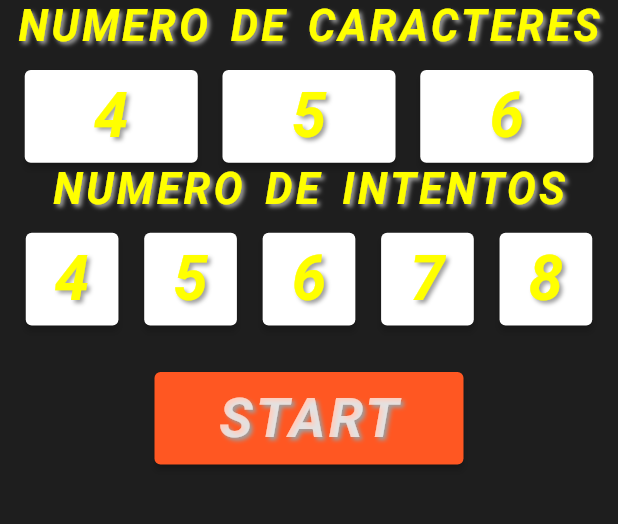
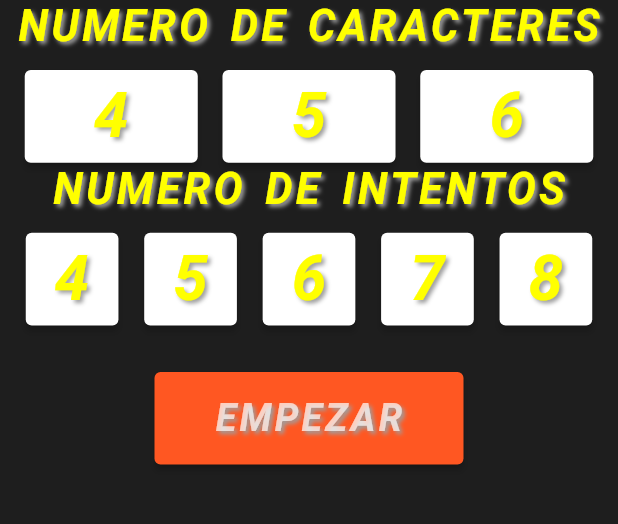
Before and after one commit to Rubenpg4/Wordle-Movil, a Flutter app: the screen it shows after launch, after a tap on the "emoji events" icon, after a tap on "Volver", on a phone screen of 412 x 824 dp, the part 542-1066 px from its top. Run offline on Flutter 3.47's test engine with Material 2 defaults, Android fonts, the phone set to English and light mode, and no system bars; statements that could not run were skipped.

Commit message:
Pasos finales 3.

```diff
--- a/assets/textos/espanol.txt
+++ b/assets/textos/espanol.txt
@@ -1 +1 @@
-agua;aire;alma;alto;amor;arte;año;arte;ayer;bajo;bien;boca;braz;buena;buho;cada;calo;cama;casa;cien;ciro;cita;ciud;clan;coco;coda;coge;cola;color;como;cony;cosa;cruz;cura;dado;dato;dema;demo;día;diar;dibu;digo;dije;dios;dobl;donc;dora;dorm;duro;edad;ejem;ejoe;ejot;elto;emma;empe;empu;ende;enví;epes;époc;erae;ergo;eres;esas;esos;este;etno;euro;exan;fact;fase;febo;feto;fiar;fies;figu;fijo;fina;fino;flor;foco;foto;fuera;gata;geno;gira;goma;gran;guía;hace;haga;hech;hele;heno;hera;hero;hice;hora;hoyo;hues;idea;inca;inri;izan;jaul;jefa;jeta;juez;jugo;jura;kilo;lado;lata;lazo;leal;leer;león;león;liar;liga;lima;línea;liso;list;loar;lodo;lomo;lona;lote;luce;luna;luto;maíz;malv;mama;mano;mate;mece;mesa;meta;mira;misa;miso;mola;mora;mosa;mote;muco;muñe;muño;naco;naiz;napa;nata;neis;neón;nexo;niño;nota;nudo;nuera;nulo;ñand;ocho;odio;oído;ojo;olor;olla;onda;oper;oro;osa;oso;oyen;paja;paré;pasa;pega;pele;pelo;pero;pido;pino;pipa;pita;plas;poco;podo;polo;popa;pote;proa;pues;puma;pura;puta;quej;quem;quie;quil;quín;quio;raer;rama;raro;raya;razo;reía;reja;relo;rico;rito;riza;roca;roer;ropa;rosa;roto;ruan;rudo;rudo;ruee;ruin;ruma;rusa;saco;sano;sapo;seda;sido;siro;soar;soda;sofo;sois;solo;sona;sope;sosa;sota;suco;sufr;tajo;tala;talo;tapa;tata;tate;tela;telo;tema;tend;tera;teto;tía;tica;tico;tifo;tina;tino;tío;tiro;tita;tiza;tofo;toma;tona;topo;toro;tosa;tubo;tuna;tuno;tura;uña;vaga;vago;vara;veje;vena;vera;vete;veto;viaj;vida;vino;vira
+MANGO;PISCO;LIMON;TANGO;CAFES;VENIR;KARMA;YOGA;FOTOS;NERVIO;AZULON;AZULIN;PITO;ROBLE;ALGODON;PURPURA;HABITO;NUBES;ROGAR;COCO;POPO;FIERA;FLECHA;LUCHA;CUMBRE;DEDOS;DUCHA;POCO;RASGO;RAPIDO;TIMON;MUSICA;COJO;MASICO;
--- a/assets/textos/frances.txt
+++ b/assets/textos/frances.txt
@@ -0,0 +1 @@
+MANGO;PISCO;LIMON;TANGO;CAFES;VENIR;KARMA;YOGA;FOTOS;NERVIO;AZULON;AZULIN;PITO;ROBLE;ALGODON;PURPURA;HABITO;NUBES;ROGAR;COCO;POPO;FIERA;FLECHA;LUCHA;CUMBRE;DEDOS;DUCHA;POCO;RASGO;RAPIDO;TIMON;MUSICA;COJO;MASICO;
--- a/assets/textos/italiano.txt
+++ b/assets/textos/italiano.txt
@@ -0,0 +1 @@
+MANGO;PISCO;LIMON;TANGO;CAFES;VENIR;KARMA;YOGA;FOTOS;NERVIO;AZULON;AZULIN;PITO;ROBLE;ALGODON;PURPURA;HABITO;NUBES;ROGAR;COCO;POPO;FIERA;FLECHA;LUCHA;CUMBRE;DEDOS;DUCHA;POCO;RASGO;RAPIDO;TIMON;MUSICA;COJO;MASICO;
--- a/lib/ContainerJuego.dart
+++ b/lib/ContainerJuego.dart
@@ -1,4 +1,16 @@
 import 'package:flutter/material.dart';
+
+
+
+enum TipoBorde {
+  Activo(Colors.black, 4.0),
+  Inactivo(Colors.black, 1.0);
+
+  final Color colorBorde;
+  final double anchoBorde;
+
+  const TipoBorde(this.colorBorde, this.anchoBorde);
+}
 
 enum TipoCampoJuego {
   Defecto(Colors.white, Colors.black),
@@ -11,17 +23,6 @@ enum TipoCampoJuego {
 
   const TipoCampoJuego(this.colorFondo, this.colorLetra);
 }
-
-enum TipoBorde {
-  Activo(Colors.black, 4.0),
-  Inactivo(Colors.black, 1.0);
-
-  final Color colorBorde;
-  final double anchoBorde;
-
-  const TipoBorde(this.colorBorde, this.anchoBorde);
-}
-
 class ContainerJuego extends StatelessWidget {
   TipoBorde tipoBorde = TipoBorde.Inactivo;
   double _altoCasilla = 0.0;
--- a/lib/pagina_inicio.dart
+++ b/lib/pagina_inicio.dart
@@ -7,25 +7,26 @@ import 'dart:async';
 import 'package:flutter/services.dart';
 
 enum TipoIdioma {
-  espanol("espanol", "assets/textos/espanol.json", "assets/iconos/espana.png", ", "),
-  frances("frances", "assets/textos/frances.txt", "assets/iconos/francia.png", ";"),
-  italiano("italiano", "assets/textos/italiano.txt", "assets/iconos/italia.png", ";");
+  espanol("espanol", "assets/textos/espanol.txt", "assets/iconos/espana.png", ";",["NUMERO DE CARACTERES","NUMERO DE INTENTOS","EMPEZAR"]),
+  frances("frances", "assets/textos/frances.txt", "assets/iconos/francia.png", ";",["NOMBRE DE CARACTÈRES","NOMBRE DE TENTATIVES","COMMENCER"]),
+  italiano("italiano", "assets/textos/italiano.txt", "assets/iconos/italia.png", ";",["NUMERO DI CARATTERI","NUMERO DI TENTATIVI","INIZIO"]);
 
   final String idioma;
   final String rutaIdioma;
   final String rutaBandera;
   final String split;
+  final List<String> texto;
 
-  const TipoIdioma(this.idioma, this.rutaIdioma, this.rutaBandera, this.split);
+  const TipoIdioma(this.idioma, this.rutaIdioma, this.rutaBandera, this.split,this.texto);
 
   static TipoIdioma buscarIdioma(String Myidioma) {
     List<TipoIdioma> miLista = TipoIdioma.values;
+    TipoIdioma idioma=TipoIdioma.espanol;
     for(int i = 0; i < miLista.length; i++) {
       if(miLista[i].idioma == Myidioma)
-        return miLista[i];
+        idioma=miLista[i];
     }
-
-    return TipoIdioma.espanol;
+    return idioma;
   }
 }
 
@@ -52,6 +53,14 @@ class _PaginaIncio extends State<PaginaIncio>{
     await file.writeAsString(linea);
   }
 
+  Future<void> copyRankingFile() async {
+    final directory = await getApplicationDocumentsDirectory();
+    final configFile = File('${directory.path}/Ranking.txt');
+
+    if (!await configFile.exists()) {
+      await configFile.writeAsString('');
+    }
+  }
 
   Future<void> copyConfigFile() async {
     final directory = await getApplicationDocumentsDirectory();
@@ -87,6 +96,7 @@ class _PaginaIncio extends State<PaginaIncio>{
   @override
   void initState() {
     ()async {
+      await copyRankingFile();
       await copyConfigFile();
       await leerConfig();
     }();
@@ -208,7 +218,7 @@ class _PaginaIncio extends State<PaginaIncio>{
                       ),
                       SizedBox(height: MediaQuery.of(context).size.width * 0.001), // Agrega espacio vertical,
                       Text(
-                          'NUMERO DE CARACTERES',
+                          tipoIdioma.texto[0],
                           style:
                           TextStyle(
                             fontSize: MediaQuery.of(context).size.width * 0.07, // Tamaño de fuente
@@ -358,7 +368,7 @@ class _PaginaIncio extends State<PaginaIncio>{
                       ),
                       SizedBox(height: MediaQuery.of(context).size.width * 0.001), // Agrega espacio vertical
                       Text(
-                          'NUMERO DE INTENTOS',
+                          tipoIdioma.texto[1],
                           style:
                           TextStyle(
                             fontSize: MediaQuery.of(context).size.width * 0.07, // Tamaño de fuente
@@ -603,9 +613,9 @@ class _PaginaIncio extends State<PaginaIncio>{
                                 );
                               },
                               child: Text(
-                                  'START',
+                                  tipoIdioma.texto[2],
                                   style:TextStyle(
-                                    fontSize: MediaQuery.of(context).size.width * 0.09, // Tamaño de fuente
+                                    fontSize: MediaQuery.of(context).size.width * 0.061, // Tamaño de fuente
                                     fontWeight: FontWeight.bold, // Grosor de fuente
                                     fontStyle: FontStyle.italic, // Estilo de fuente
                                     color: Colors.white70, // Color del texto
--- a/lib/ranking.dart
+++ b/lib/ranking.dart
@@ -2,8 +2,38 @@ import 'package:flutter/material.dart';
 import 'dart:io';
 import 'dart:async';
 
-class Ranking extends StatelessWidget {
+import 'package:path_provider/path_provider.dart';
+
+
+class Ranking extends StatefulWidget {
   const Ranking({Key? key}) : super(key: key);
+
+  @override
+  _RankingState createState() => _RankingState();
+}
+
+
+
+class _RankingState extends State<Ranking> {
+  List<String> jugadores = [];
+
+  Future<void> leerRanking() async {
+    final ruta = await getApplicationDocumentsDirectory();
+    File file = File('${ruta.path}/Ranking.txt');
+
+    if (await file.exists()) {
+      print("jejej");
+      String contenido = await file.readAsString();
+      jugadores = contenido.split('\n');
+      print(jugadores);
+    }
+  }
+
+  @override
+  void initState() {
+    super.initState();
+    leerRanking();
+  }
 
   @override
   Widget build(BuildContext context) {
@@ -21,45 +51,37 @@ class Ranking extends StatelessWidget {
                     'RANKING',
                     textAlign: TextAlign.center,
                     style: TextStyle(
-                        fontSize: MediaQuery.of(context).size.width * 0.1,
+                        fontSize: MediaQuery
+                            .of(context)
+                            .size
+                            .width * 0.1,
                         fontWeight: FontWeight.bold,
                         color: Colors.red),
                   ),
                 ),
                 Expanded(
-                  child: FutureBuilder(
-                    future: _readPlayersFile(),
-                    builder: (BuildContext context, AsyncSnapshot<List<String>> snapshot) {
-                      if (snapshot.connectionState == ConnectionState.done) {
-                        return ListView.builder(
-                          padding: EdgeInsets.symmetric(
-                              horizontal: MediaQuery.of(context).size.width * 0.1),
-                          itemCount: snapshot.data?.length,
-                          itemBuilder: (BuildContext context, int index) {
-                            return Padding(
-                              padding: EdgeInsets.only(top: 10),
-                              child: Text(
-                                '${index + 1}. ${snapshot.data?[index]}',
-                                style: TextStyle(
-                                  fontSize: MediaQuery.of(context).size.width * 0.05,
-                                  fontWeight: FontWeight.bold,
-                                ),
-                              ),
-                            );
-                          },
-                        );
-                      } else {
-                        return CircularProgressIndicator();
-                      }
+                  child: ListView.builder(
+                    itemCount: jugadores.length,
+                    itemBuilder: (context, index) {
+                      return Text(jugadores[index]);
                     },
                   ),
                 ),
                 Padding(
                   padding: EdgeInsets.fromLTRB(
-                    MediaQuery.of(context).size.width * 0.1,
+                    MediaQuery
+                        .of(context)
+                        .size
+                        .width * 0.1,
                     0,
-                    MediaQuery.of(context).size.width * 0.1,
-                    MediaQuery.of(context).size.height * 0.04,
+                    MediaQuery
+                        .of(context)
+                        .size
+                        .width * 0.1,
+                    MediaQuery
+                        .of(context)
+                        .size
+                        .height * 0.04,
                   ),
                   child: ElevatedButton(
                     onPressed: () {
@@ -68,18 +90,30 @@ class Ranking extends StatelessWidget {
                     child: Text(
                       'Volver',
                       style: TextStyle(
-                        fontSize: MediaQuery.of(context).size.width * 0.05,
+                        fontSize: MediaQuery
+                            .of(context)
+                            .size
+                            .width * 0.05,
                         fontWeight: FontWeight.bold,
                       ),
                     ),
                     style: ElevatedButton.styleFrom(
                       padding: EdgeInsets.symmetric(
-                        vertical: MediaQuery.of(context).size.height * 0.02,
+                        vertical: MediaQuery
+                            .of(context)
+                            .size
+                            .height * 0.02,
                       ),
                       textStyle: TextStyle(fontSize: 20),
                       minimumSize: Size(
-                        MediaQuery.of(context).size.width * 0.8,
-                        MediaQuery.of(context).size.height * 0.08,
+                        MediaQuery
+                            .of(context)
+                            .size
+                            .width * 0.8,
+                        MediaQuery
+                            .of(context)
+                            .size
+                            .height * 0.08,
                       ),
                       backgroundColor: Colors.purple,
                     ),
@@ -92,14 +126,4 @@ class Ranking extends StatelessWidget {
       ),
     );
   }
-
-  Future<List<String>> _readPlayersFile() async {
-    final file = File('path/to/your/players_file.txt');
-    List<String> players = [];
-    if (await file.exists()) {
-      players = await file.readAsLines();
-    }
-    return players;
-  }
-
 }
```
Also changed, not shown: lib/pagina_juego.dart (+153 -75 lines), assets/textos/ranking.txt (deleted).
